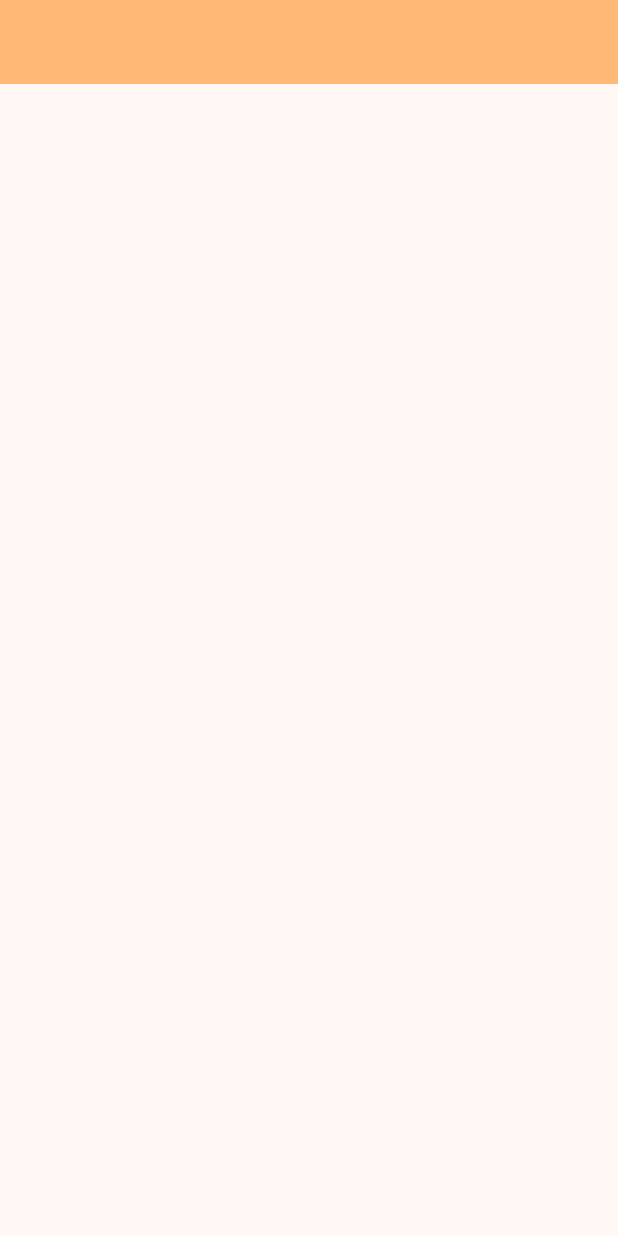
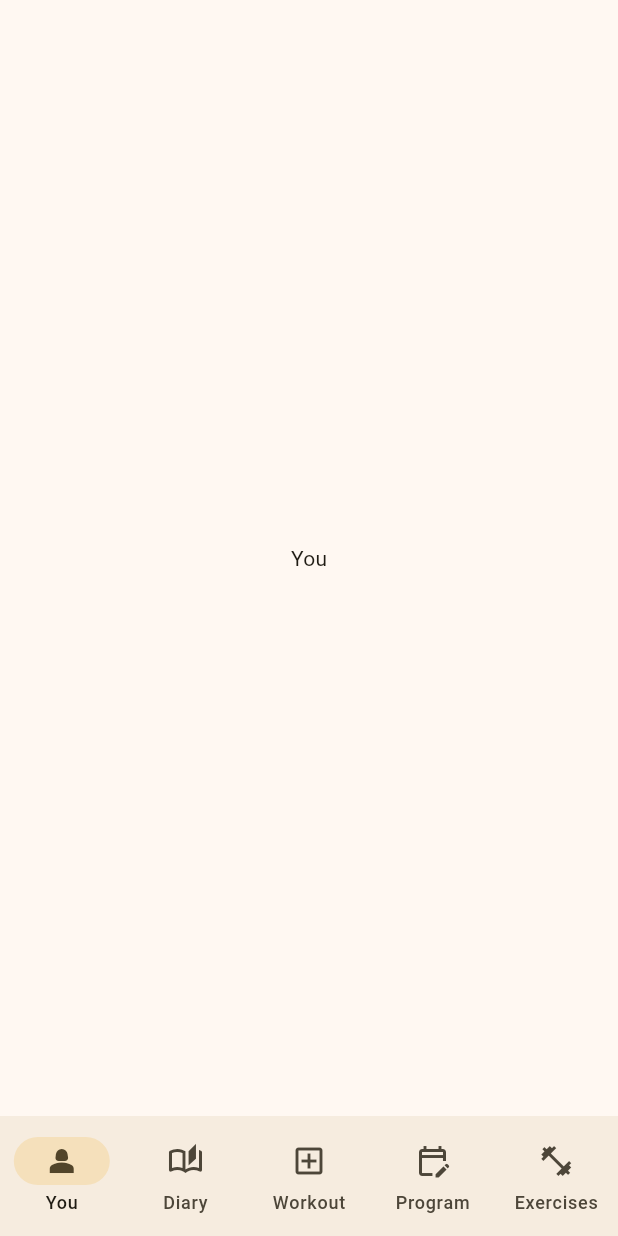
Before and after one commit to dve00/Jacked, a Flutter app: the screen it shows after launch, on a phone screen of 412 x 824 dp. Run offline on Flutter 3.47's test engine with Material 3 defaults, Android fonts, the phone set to English and light mode, and no system bars.

Commit message:
Added Navbar

```diff
--- a/lib/main.dart
+++ b/lib/main.dart
@@ -1,4 +1,9 @@
 import 'package:flutter/material.dart';
+import 'package:jacked/pages/diary_page.dart';
+import 'package:jacked/pages/exercises_page.dart';
+import 'package:jacked/pages/program_page.dart';
+import 'package:jacked/pages/workout_page.dart';
+import 'package:jacked/pages/you_page.dart';
 
 void main() {
   runApp(const MyApp());
@@ -13,7 +18,8 @@ class MyApp extends StatelessWidget {
       title: 'Jacked',
       theme: ThemeData(
         colorScheme: ColorScheme.fromSeed(
-            seedColor: const Color.fromARGB(255, 218, 130, 8)),
+          seedColor: Colors.amber,
+        ),
         useMaterial3: true,
       ),
       home: const JackedHomePage(),
@@ -21,16 +27,53 @@ class MyApp extends StatelessWidget {
   }
 }
 
-class JackedHomePage extends StatelessWidget {
+class JackedHomePage extends StatefulWidget {
   const JackedHomePage({super.key});
+
+  @override
+  State<JackedHomePage> createState() => _JackedHomePageState();
+}
+
+class _JackedHomePageState extends State<JackedHomePage> {
+  int currentPageIndex = 0;
 
   @override
   Widget build(BuildContext context) {
     return Scaffold(
-      appBar: AppBar(
-        backgroundColor: Theme.of(context).colorScheme.inversePrimary,
-      ),
-      body: Center(),
+      bottomNavigationBar: NavigationBar(
+          onDestinationSelected: (index) => setState(() {
+                currentPageIndex = index;
+              }),
+          selectedIndex: currentPageIndex,
+          destinations: const <Widget>[
+            NavigationDestination(
+                icon: Icon(Icons.person_2_outlined),
+                selectedIcon: Icon(Icons.person_2),
+                label: "You"),
+            NavigationDestination(
+                icon: Icon(Icons.auto_stories_outlined),
+                selectedIcon: Icon(Icons.auto_stories),
+                label: "Diary"),
+            NavigationDestination(
+                icon: Icon(Icons.add_box_outlined),
+                selectedIcon: Icon(Icons.add_box),
+                label: "Workout"),
+            NavigationDestination(
+                icon: Icon(Icons.edit_calendar_outlined),
+                selectedIcon: Icon(Icons.edit_calendar),
+                label: "Program"),
+            NavigationDestination(
+                icon: Icon(Icons.fitness_center_outlined),
+                selectedIcon: Icon(Icons.fitness_center),
+                label: "Exercises")
+          ]),
+      body: <Widget>[
+        YouPage(),
+        DiaryPage(),
+        WorkoutPage(),
+        ProgramPage(),
+        ExercisesPage(),
+      ][currentPageIndex],
     );
   }
 }
--- /dev/null
+++ b/lib/pages/you_page.dart
@@ -0,0 +1,12 @@
+import 'package:flutter/material.dart';
+
+class YouPage extends StatelessWidget {
+  const YouPage({
+    super.key,
+  });
+
+  @override
+  Widget build(BuildContext context) {
+    return Scaffold(body: Center(child: Text("You")));
+  }
+}
```
Also changed, not shown: lib/pages/diary_page.dart (added, +14 -0 lines), lib/pages/exercises_page.dart (added, +14 -0 lines), lib/pages/program_page.dart (added, +14 -0 lines), lib/pages/workout_page.dart (added, +14 -0 lines).
